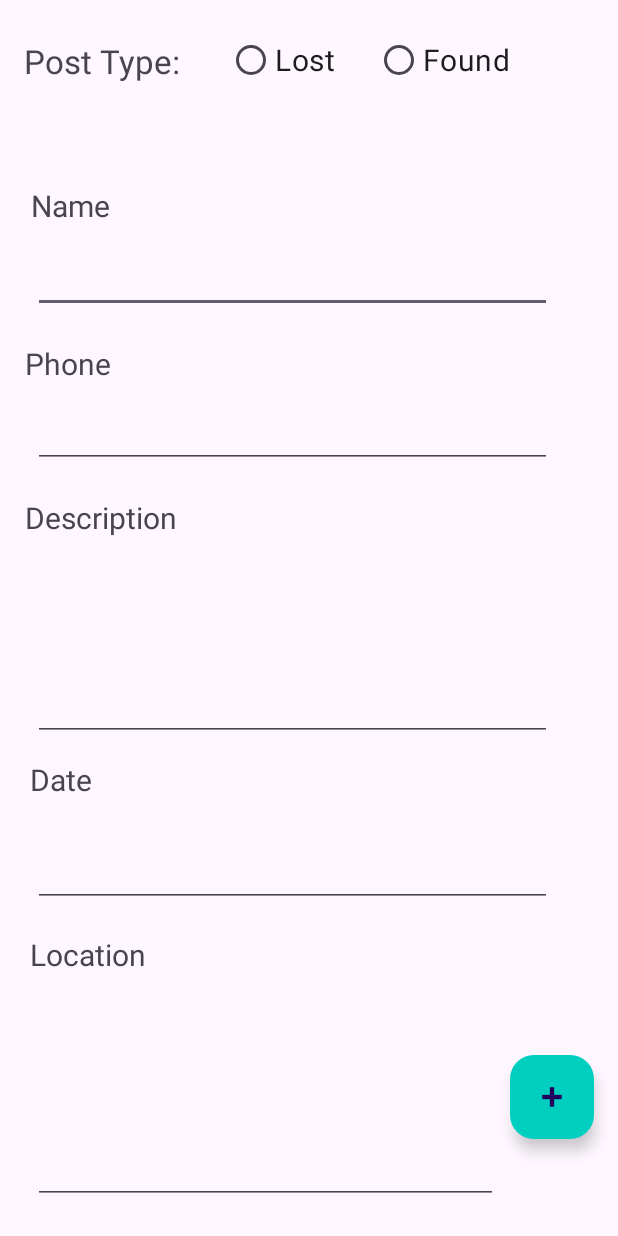
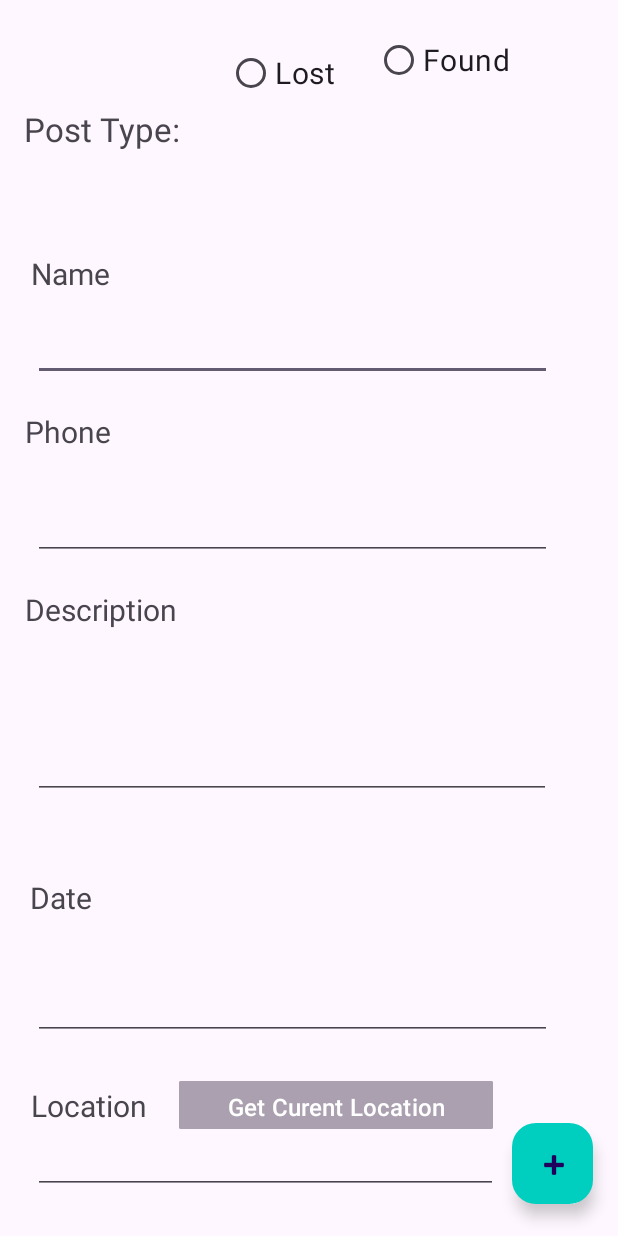
Before and after one commit to T-MannGitHub/LostNFound, an Android app: the screen it shows after launch (PostPage), after a tap on "Create New Ad", on a phone screen of 412 x 824 dp. Run offline under Robolectric (Android 15) with nearby library versions, the phone set to English and light mode, and no system bars.

Commit message:
Map integration for task 9.1P -Location on click in item registration -Map API and marker in Darwin

```diff
--- a/app/build.gradle
+++ b/app/build.gradle
@@ -1,5 +1,6 @@
 plugins {
     id 'com.android.application'
+    id 'com.google.android.libraries.mapsplatform.secrets-gradle-plugin'
 }
 
 android {
@@ -38,6 +39,7 @@ dependencies {
     implementation 'com.google.android.material:material:1.5.0'
     implementation 'androidx.constraintlayout:constraintlayout:2.1.4'
     implementation 'androidx.contentpager:contentpager:1.0.0'
+    implementation 'com.google.android.gms:play-services-maps:18.0.2'
     testImplementation 'junit:junit:4.13.2'
     androidTestImplementation 'androidx.test.ext:junit:1.1.5'
     androidTestImplementation 'androidx.test.espresso:espresso-core:3.5.1'
--- a/app/src/main/java/com/tmannapps/lostnfound/MainActivity.java
+++ b/app/src/main/java/com/tmannapps/lostnfound/MainActivity.java
@@ -35,5 +35,13 @@ public class MainActivity extends AppCompatActivity {
                 startActivity(intent);
             }
         });
+        binding.buttonShowOnMap.setOnClickListener(new View.OnClickListener() {
+            @Override
+            public void onClick(View v) {
+                Intent intent = new Intent(MainActivity.this, MapsActivity.class);
+                startActivity(intent);
+            }
+        });
     }
+
 }
--- a/app/src/main/java/com/tmannapps/lostnfound/PostPage.java
+++ b/app/src/main/java/com/tmannapps/lostnfound/PostPage.java
@@ -1,8 +1,15 @@
 package com.tmannapps.lostnfound;
 
+import androidx.annotation.NonNull;
 import androidx.appcompat.app.AppCompatActivity;
+import androidx.core.app.ActivityCompat;
 
+import android.Manifest;
 import android.content.Intent;
+import android.content.pm.PackageManager;
+import android.location.Location;
+import android.location.LocationListener;
+import android.location.LocationManager;
 import android.os.Bundle;
 import android.view.View;
 import android.widget.RadioButton;
@@ -19,6 +26,23 @@ public class PostPage extends AppCompatActivity {
     DatabaseHelper db;
     String lostOrFound = "";
     public static int numItems = 0;
+    LocationManager locationManager;
+    LocationListener locationListener;
+
+
+    @Override
+    public void onRequestPermissionsResult(int requestCode, @NonNull String[] permissions, @NonNull int[] grantResults) {
+        super.onRequestPermissionsResult(requestCode, permissions, grantResults);
+
+                if (grantResults.length>0 && grantResults[0] == PackageManager.PERMISSION_GRANTED)
+                {
+                    if (ActivityCompat.checkSelfPermission(PostPage.this, Manifest.permission.ACCESS_FINE_LOCATION)== PackageManager.PERMISSION_GRANTED)
+                    {
+                        locationManager.requestLocationUpdates(LocationManager.GPS_PROVIDER, 0, 0, locationListener);
+                    }
+                }
+            }
+
 
     @Override
     protected void onCreate(Bundle savedInstanceState) {
@@ -29,6 +53,35 @@ public class PostPage extends AppCompatActivity {
         setContentView(postPageBinding.getRoot());
         db = new DatabaseHelper(this, Util.DATABASE_NAME, null, Util.DATABASE_VERSION);
 
+
+        locationManager = (LocationManager) this.getSystemService(LOCATION_SERVICE);
+        locationListener = new LocationListener() {
+            @Override
+            public void onLocationChanged(@NonNull Location location) {
+                postPageBinding.editTextLocation.setText(location.toString());
+            }
+        };
+
+        postPageBinding.buttonGetLocation.setOnClickListener(new View.OnClickListener() {
+            @Override
+            public void onClick(View v) {
+
+
+        if (ActivityCompat.checkSelfPermission(PostPage.this, android.Manifest.permission.ACCESS_FINE_LOCATION) != PackageManager.PERMISSION_GRANTED
+                && ActivityCompat.checkSelfPermission(PostPage.this, android.Manifest.permission.ACCESS_COARSE_LOCATION) != PackageManager.PERMISSION_GRANTED) {
+            // TODO: Consider calling
+            //    ActivityCompat#requestPermissions
+            // here to request the missing permissions, and then overriding
+            //   public void onRequestPermissionsResult(int requestCode, String[] permissions,
+            //                                          int[] grantResults)
+            // to handle the case where the user grants the permission. See the documentation
+            // for ActivityCompat#requestPermissions for more details.
+            ActivityCompat.requestPermissions(PostPage.this, new String[]{Manifest.permission.ACCESS_FINE_LOCATION}, 1);
+        } else {
+            locationManager.requestLocationUpdates(LocationManager.GPS_PROVIDER, 0, 0, locationListener);
+        }
+            }
+        });
         postPageBinding.radioButtonLost.setOnClickListener(new View.OnClickListener() {
             @Override
             public void onClick(View v) {
--- a/app/src/main/java/com/tmannapps/lostnfound/util/Util.java
+++ b/app/src/main/java/com/tmannapps/lostnfound/util/Util.java
@@ -13,5 +13,7 @@ public class Util {
     public static final String LOCATION = "location";
     public static final String L_OR_F = "LorF";
 
+    public static final String MAPS_API_KEY="AIzaSyAXTi17--GXep106_MOy3GZ-PSUMUzNey0";
+
 
 }
--- a/app/src/main/res/layout/activity_post_page.xml
+++ b/app/src/main/res/layout/activity_post_page.xml
@@ -11,10 +11,13 @@
         android:layout_width="124dp"
         android:layout_height="39dp"
         android:layout_marginStart="16dp"
-        android:layout_marginTop="16dp"
+        android:layout_marginTop="80dp"
+        android:layout_marginBottom="68dp"
         android:gravity="bottom"
         android:text="@string/postType"
         android:textSize="22sp"
+        app:layout_constraintBottom_toTopOf="@+id/textViewName"
+        app:layout_constraintEnd_toStartOf="@+id/myRadioGroup"
         app:layout_constraintStart_toStartOf="parent"
         app:layout_constraintTop_toTopOf="parent" />
 
@@ -80,8 +83,10 @@
         android:layout_marginStart="16dp"
         android:layout_marginTop="78dp"
         android:layout_marginEnd="338dp"
+        android:layout_marginBottom="16dp"
         android:text="@string/Phone"
         android:textSize="20sp"
+        app:layout_constraintBottom_toTopOf="@+id/editTextPhone"
         app:layout_constraintEnd_toEndOf="parent"
         app:layout_constraintStart_toStartOf="parent"
         app:layout_constraintTop_toBottomOf="@+id/textViewName" />
@@ -93,8 +98,10 @@
         android:layout_marginStart="16dp"
         android:layout_marginTop="75dp"
         android:layout_marginEnd="293dp"
+        android:layout_marginBottom="17dp"
         android:text="@string/Description"
         android:textSize="20sp"
+        app:layout_constraintBottom_toTopOf="@+id/editTextDescription"
         app:layout_constraintEnd_toEndOf="parent"
         app:layout_constraintStart_toStartOf="parent"
         app:layout_constraintTop_toBottomOf="@+id/textViewPhone" />
@@ -106,8 +113,10 @@
         android:layout_marginStart="19dp"
         android:layout_marginTop="147dp"
         android:layout_marginEnd="350dp"
+        android:layout_marginBottom="19dp"
         android:text="@string/Date"
         android:textSize="20sp"
+        app:layout_constraintBottom_toTopOf="@+id/editTextDate"
         app:layout_constraintEnd_toEndOf="parent"
         app:layout_constraintStart_toStartOf="parent"
         app:layout_constraintTop_toBottomOf="@+id/textViewDescription" />
@@ -115,15 +124,16 @@
     <TextView
         android:id="@+id/textViewLocation"
         android:layout_width="wrap_content"
-        android:layout_height="wrap_content"
+        android:layout_height="27dp"
         android:layout_marginStart="19dp"
-        android:layout_marginTop="89dp"
         android:layout_marginEnd="314dp"
+        android:layout_marginBottom="6dp"
         android:text="@string/Location"
         android:textSize="20sp"
+        app:layout_constraintBottom_toTopOf="@+id/editTextLocation"
         app:layout_constraintEnd_toEndOf="parent"
-        app:layout_constraintStart_toStartOf="parent"
-        app:layout_constraintTop_toBottomOf="@+id/textViewDate" />
+        app:layout_constraintHorizontal_bias="1.0"
+        app:layout_constraintStart_toStartOf="parent" />
 
     <EditText
         android:id="@+id/editTextName"
@@ -132,8 +142,10 @@
         android:layout_marginStart="21dp"
         android:layout_marginTop="14dp"
         android:layout_marginEnd="44dp"
+        android:layout_marginBottom="20dp"
         android:ems="10"
         android:inputType="text"
+        app:layout_constraintBottom_toTopOf="@+id/textViewPhone"
         app:layout_constraintEnd_toEndOf="parent"
         app:layout_constraintStart_toStartOf="parent"
         app:layout_constraintTop_toBottomOf="@+id/textViewName" />
@@ -145,21 +157,25 @@
         android:layout_marginStart="21dp"
         android:layout_marginTop="16dp"
         android:layout_marginEnd="44dp"
+        android:layout_marginBottom="19dp"
         android:ems="10"
         android:inputType="phone"
+        app:layout_constraintBottom_toTopOf="@+id/textViewDescription"
         app:layout_constraintEnd_toEndOf="parent"
         app:layout_constraintStart_toStartOf="parent"
         app:layout_constraintTop_toBottomOf="@+id/textViewPhone" />
 
     <EditText
         android:id="@+id/editTextDescription"
-        android:layout_width="346dp"
-        android:layout_height="123dp"
+        android:layout_width="345dp"
+        android:layout_height="58dp"
         android:layout_marginStart="21dp"
-        android:layout_marginTop="12dp"
+        android:layout_marginTop="37dp"
         android:layout_marginEnd="44dp"
+        android:layout_marginBottom="52dp"
         android:ems="10"
         android:inputType="text"
+        app:layout_constraintBottom_toTopOf="@+id/textViewDate"
         app:layout_constraintEnd_toEndOf="parent"
         app:layout_constraintStart_toStartOf="parent"
         app:layout_constraintTop_toBottomOf="@+id/textViewDescription" />
@@ -169,11 +185,14 @@
         android:layout_width="346dp"
         android:layout_height="52dp"
         android:layout_marginStart="21dp"
-        android:layout_marginTop="19dp"
+        android:layout_marginTop="10dp"
         android:layout_marginEnd="44dp"
+        android:layout_marginBottom="30dp"
         android:ems="10"
         android:inputType="date"
+        app:layout_constraintBottom_toTopOf="@+id/textViewLocation"
         app:layout_constraintEnd_toEndOf="parent"
+        app:layout_constraintHorizontal_bias="1.0"
         app:layout_constraintStart_toStartOf="parent"
         app:layout_constraintTop_toBottomOf="@+id/textViewDate" />
 
@@ -182,21 +201,18 @@
         android:layout_width="310dp"
         android:layout_height="39dp"
         android:layout_marginStart="21dp"
-        android:layout_marginTop="20dp"
         android:layout_marginEnd="80dp"
-        android:layout_marginBottom="21dp"
+        android:layout_marginBottom="28dp"
         android:ems="10"
         android:inputType="text"
         app:layout_constraintBottom_toBottomOf="parent"
         app:layout_constraintEnd_toEndOf="parent"
-        app:layout_constraintStart_toStartOf="parent"
-        app:layout_constraintTop_toBottomOf="@+id/textViewLocation"
-        app:layout_constraintVertical_bias="1.0" />
+        app:layout_constraintStart_toStartOf="parent" />
 
     <com.google.android.material.floatingactionbutton.FloatingActionButton
         android:id="@+id/floatingActionButtonSave"
-        android:layout_width="wrap_content"
-        android:layout_height="wrap_content"
+        android:layout_width="54dp"
+        android:layout_height="65dp"
         android:layout_marginStart="8dp"
         android:layout_marginTop="53dp"
         android:layout_marginEnd="16dp"
@@ -209,6 +225,23 @@
         app:layout_constraintTop_toBottomOf="@+id/editTextDate"
         app:srcCompat="@android:drawable/ic_input_add" />
 
+    <Button
+        android:id="@+id/buttonGetLocation"
+        android:layout_width="209dp"
+        android:layout_height="40dp"
+        android:layout_marginStart="21dp"
+        android:layout_marginTop="11dp"
+        android:layout_marginEnd="137dp"
+        android:backgroundTint="@color/greengrey"
+        android:text="Get Curent Location"
+        android:textSize="16sp"
+        app:cornerRadius="1dp"
+        app:layout_constraintBottom_toTopOf="@+id/editTextLocation"
+        app:layout_constraintEnd_toEndOf="parent"
+        app:layout_constraintHorizontal_bias="0.0"
+        app:layout_constraintStart_toEndOf="@+id/textViewLocation"
+        app:layout_constraintTop_toBottomOf="@+id/editTextDate"
+        app:layout_constraintVertical_bias="1.0" />
 
 
 </androidx.constraintlayout.widget.ConstraintLayout>
--- a/app/src/main/res/values/strings.xml
+++ b/app/src/main/res/values/strings.xml
@@ -15,5 +15,7 @@
     <string name="delete">DELETE ITEM</string>
     <!-- TODO: Remove or change this placeholder text -->
     <string name="hello_blank_fragment">Hello blank fragment</string>
+    <string name="title_activity_maps">MapsActivity</string>
+    <string name="title_activity_maps2">MapsActivity2</string>
 
 </resources>
--- a/build.gradle
+++ b/build.gradle
@@ -2,4 +2,5 @@
 plugins {
     id 'com.android.application' version '8.0.0' apply false
     id 'com.android.library' version '8.0.0' apply false
+    id 'com.google.android.libraries.mapsplatform.secrets-gradle-plugin' version '2.0.1' apply false
 }
```
Also changed, not shown: app/src/main/AndroidManifest.xml (+23 -0 lines), app/src/main/java/com/tmannapps/lostnfound/MapsActivity.java (added, +51 -0 lines), app/src/main/res/layout/activity_main.xml (+19 -0 lines), app/src/main/res/layout/activity_maps_items.xml (added, +9 -0 lines).
